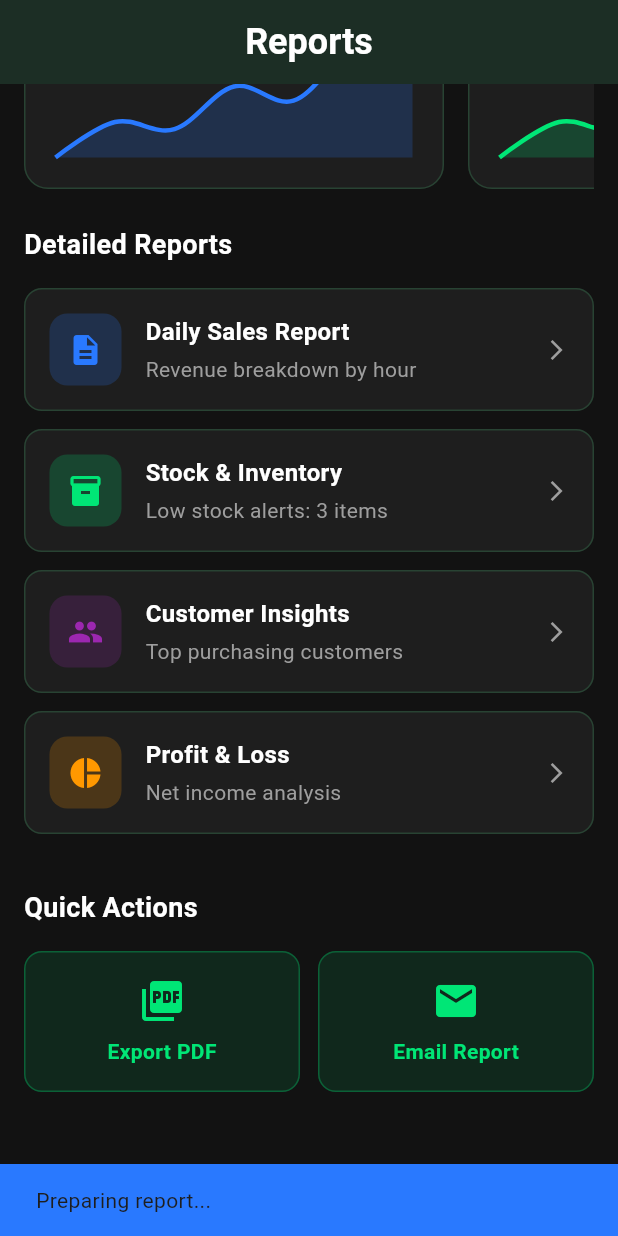
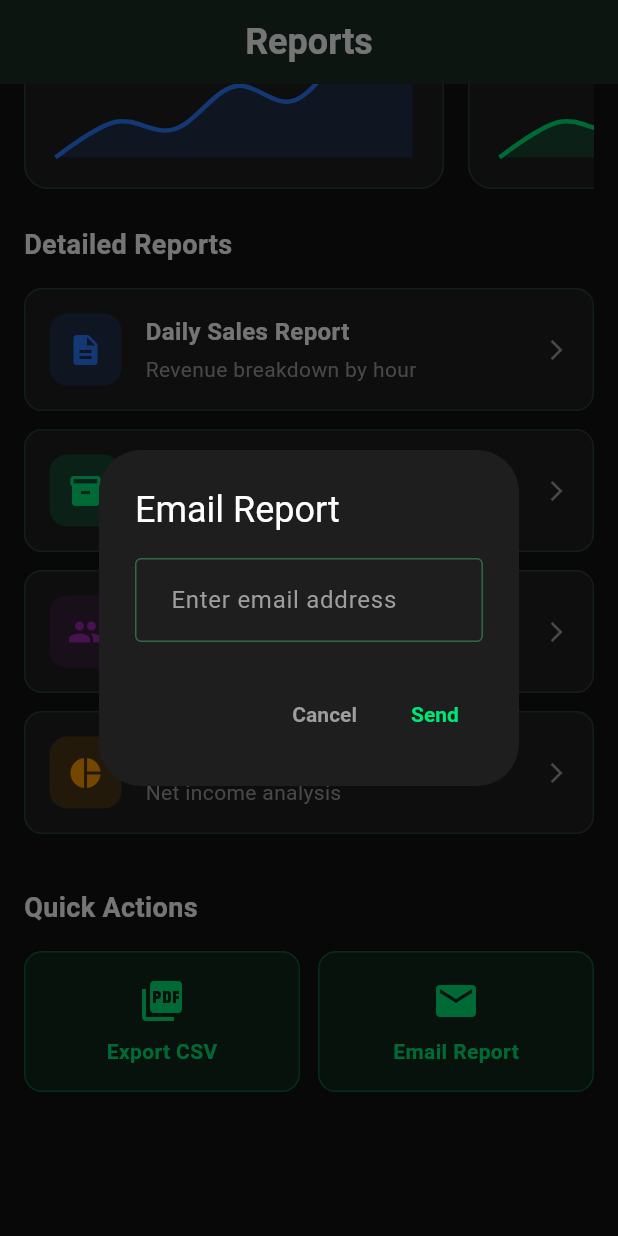
Before and after one commit to gulfamali16/App-Development-Portfolio, a Flutter app: the ReportsScreen screen opened by its route, scrolled down 216 dp, after a tap on "Email Report", on a phone screen of 412 x 824 dp. Run offline on Flutter 3.47's test engine with Material 3 defaults, Android fonts, the phone set to English and light mode, and no system bars; drawn by our look-alikes of fl_chart; our stand-ins replace cloud_firestore, connectivity_plus, device_info_plus, email_validator, firebase_auth, firebase_core and 15 more; missing offline and left inert: workmanager; accounts and stored records are empty; network calls fail.

Commit message:
Add report export/email functionality and loading indicators
Co-authored-by: gulfamali16 <140166609+gulfamali16@users.noreply.github.com>

```diff
--- a/SmartPOS/lib/screens/reports/reports_screen.dart
+++ b/SmartPOS/lib/screens/reports/reports_screen.dart
@@ -6,6 +6,7 @@ import '../../config/theme.dart';
 import '../../providers/auth_provider.dart';
 import '../../services/sales_service.dart';
 import '../../services/export_service.dart';
+import '../../services/report_service.dart';
 import '../../utils/format_helper.dart';
 
 /// Reports screen with KPI cards and detailed reports
@@ -19,6 +20,7 @@ class ReportsScreen extends StatefulWidget {
 class _ReportsScreenState extends State<ReportsScreen> {
   final SalesService _salesService = SalesService();
   final ExportService _exportService = ExportService();
+  final ReportService _reportService = ReportService();
   String _selectedPeriod = 'This Month';
   double _totalSales = 0.0;
   double _grossProfit = 0.0;
@@ -27,6 +29,8 @@ class _ReportsScreenState extends State<ReportsScreen> {
   double _profitChange = 0.0;
   double _ordersChange = 0.0;
   bool _isLoading = true;
+  DateTime _startDate = DateTime.now();
+  DateTime _endDate = DateTime.now();
 
   @override
   void initState() {
@@ -38,14 +42,15 @@ class _ReportsScreenState extends State<ReportsScreen> {
     setState(() => _isLoading = true);
     try {
       final now = DateTime.now();
-      final startOfMonth = DateTime(now.year, now.month, 1);
+      _startDate = DateTime(now.year, now.month, 1);
+      _endDate = now;
       final startOfLastMonth = DateTime(now.year, now.month - 1, 1);
       final endOfLastMonth = DateTime(now.year, now.month, 0, 23, 59, 59);
 
       // This month's data
-      final thisMonthSales = await _salesService.getSalesTotal(startOfMonth, now);
-      final thisMonthProfit = await _salesService.getGrossProfit(startOfMonth, now);
-      final thisMonthOrders = await _salesService.getOrderCount(startOfMonth, now);
+      final thisMonthSales = await _salesService.getSalesTotal(_startDate, _endDate);
+      final thisMonthProfit = await _salesService.getGrossProfit(_startDate, _endDate);
+      final thisMonthOrders = await _salesService.getOrderCount(_startDate, _endDate);
 
       // Last month's data for comparison
       final lastMonthSales = await _salesService.getSalesTotal(startOfLastMonth, endOfLastMonth);
@@ -425,33 +430,53 @@ class _ReportsScreenState extends State<ReportsScreen> {
             Expanded(
               child: _buildActionButton(
                 icon: Icons.picture_as_pdf,
-                label: 'Export PDF',
+                label: 'Export CSV',
                 onTap: () async {
                   try {
-                    ScaffoldMessenger.of(context).showSnackBar(
-                      const SnackBar(
-                        content: Text('Generating PDF...'),
-                        backgroundColor: AppTheme.primaryBlue,
-                      ),
-                    );
-                    await _exportService.exportPDF();
+                    setState(() => _isLoading = true);
+                    final csvData = await _reportService.exportReportToCSV(_startDate, _endDate);
+
+                    // Show CSV data in a dialog or save it
                     if (mounted) {
-                      ScaffoldMessenger.of(context).showSnackBar(
-                        const SnackBar(
-                          content: Text('PDF exported successfully!'),
-                          backgroundColor: AppTheme.primaryGreen,
+                      showDialog(
+                        context: context,
+                        builder: (context) => AlertDialog(
+                          backgroundColor: AppTheme.surfaceDark,
+                          title: const Text('CSV Export', style: TextStyle(color: Colors.white)),
+                          content: SingleChildScrollView(
+                            child: Text(
+                              csvData,
+                              style: const TextStyle(
+                                color: Colors.white,
+                                fontFamily: 'monospace',
+                                fontSize: 12,
+                              ),
+                            ),
+                          ),
+                          actions: [
+                            TextButton(
+                              onPressed: () => Navigator.pop(context),
+                              child: const Text('Close', style: TextStyle(color: AppTheme.primaryGreen)),
+                            ),
+                          ],
                         ),
+                      );
+                      Fluttertoast.showToast(
+                        msg: 'CSV exported successfully!',
+                        backgroundColor: Colors.green,
+                        textColor: Colors.white,
                       );
                     }
                   } catch (e) {
                     if (mounted) {
-                      ScaffoldMessenger.of(context).showSnackBar(
-                        SnackBar(
-                          content: Text('Error: $e'),
-                          backgroundColor: AppTheme.alertRed,
-                        ),
+                      Fluttertoast.showToast(
+                        msg: 'Error: $e',
+                        backgroundColor: Colors.red,
+                        textColor: Colors.white,
                       );
                     }
+                  } finally {
+                    if (mounted) setState(() => _isLoading = false);
                   }
                 },
               ),
@@ -462,31 +487,30 @@ class _ReportsScreenState extends State<ReportsScreen> {
                 icon: Icons.email,
                 label: 'Email Report',
                 onTap: () async {
+                  // Show email input dialog
+                  final email = await _showEmailDialog();
+                  if (email == null || email.isEmpty) return;
+
                   try {
-                    ScaffoldMessenger.of(context).showSnackBar(
-                      const SnackBar(
-                        content: Text('Preparing report...'),
-                        backgroundColor: AppTheme.primaryBlue,
-                      ),
-                    );
-                    await _exportService.emailReport();
+                    setState(() => _isLoading = true);
+                    await _reportService.emailReport(email, _startDate, _endDate);
                     if (mounted) {
-                      ScaffoldMessenger.of(context).showSnackBar(
-                        const SnackBar(
-                          content: Text('Report ready to share!'),
-                          backgroundColor: AppTheme.primaryGreen,
-                        ),
+                      Fluttertoast.showToast(
+                        msg: 'Report ready to email!',
+                        backgroundColor: Colors.green,
+                        textColor: Colors.white,
                       );
                     }
                   } catch (e) {
                     if (mounted) {
-                      ScaffoldMessenger.of(context).showSnackBar(
-                        SnackBar(
-                          content: Text('Error: $e'),
-                          backgroundColor: AppTheme.alertRed,
-                        ),
+                      Fluttertoast.showToast(
+                        msg: 'Error: $e',
+                        backgroundColor: Colors.red,
+                        textColor: Colors.white,
                       );
                     }
+                  } finally {
+                    if (mounted) setState(() => _isLoading = false);
                   }
                 },
               ),
@@ -606,4 +630,40 @@ class _ReportsScreenState extends State<ReportsScreen> {
       ),
     );
   }
+
+  Future<String?> _showEmailDialog() async {
+    final controller = TextEditingController();
+    return showDialog<String>(
+      context: context,
+      builder: (context) => AlertDialog(
+        backgroundColor: AppTheme.surfaceDark,
+        title: const Text('Email Report', style: TextStyle(color: Colors.white)),
+        content: TextField(
+          controller: controller,
+          style: const TextStyle(color: Colors.white),
+          decoration: InputDecoration(
+            hintText: 'Enter email address',
+            hintStyle: TextStyle(color: AppTheme.textSecondary),
+            enabledBorder: OutlineInputBorder(
+              borderSide: BorderSide(color: AppTheme.borderDark),
+            ),
+            focusedBorder: OutlineInputBorder(
+              borderSide: BorderSide(color: AppTheme.primaryGreen),
+            ),
+          ),
+          keyboardType: TextInputType.emailAddress,
+        ),
+        actions: [
+          TextButton(
+            onPressed: () => Navigator.pop(context),
+            child: const Text('Cancel', style: TextStyle(color: AppTheme.textSecondary)),
+          ),
+          TextButton(
+            onPressed: () => Navigator.pop(context, controller.text),
+            child: const Text('Send', style: TextStyle(color: AppTheme.primaryGreen)),
+          ),
+        ],
+      ),
+    );
+  }
 }
```
Also changed, not shown: SmartPOS/lib/screens/inventory/add_product_screen.dart (+26 -2 lines).
